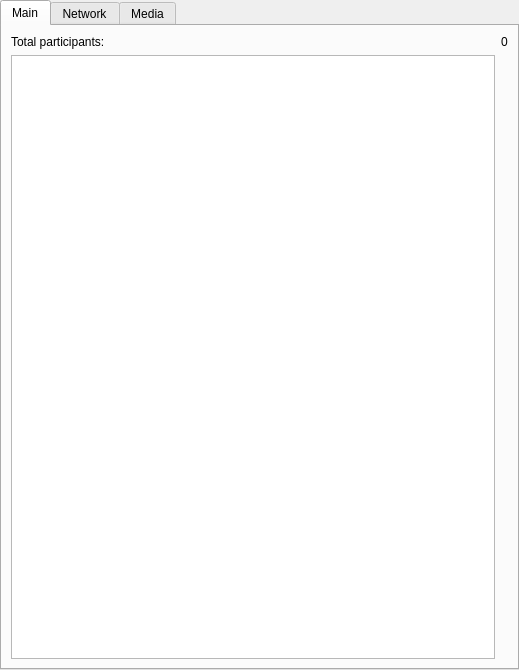
Qt form ui/statisticswindow.ui (ultravideo/uvgComm) before a commit.
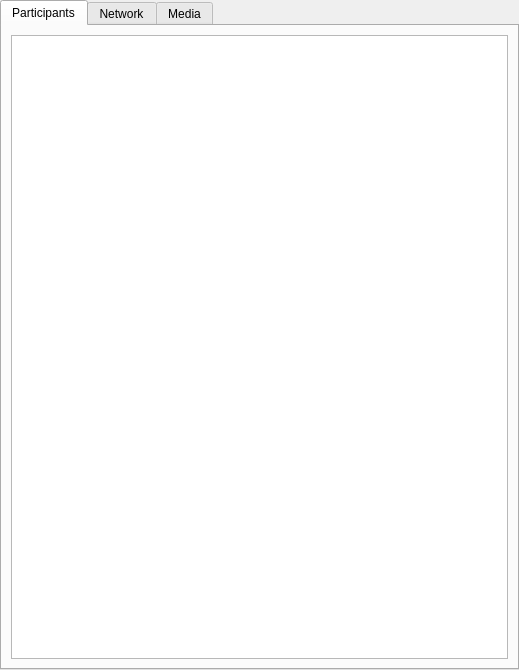
The same form after that commit.

Commit message: Participant list for statistics window.

Patch:
```diff
--- a/ui/statisticswindow.ui
+++ b/ui/statisticswindow.ui
@@ -36,43 +36,11 @@
      </property>
      <widget class="QWidget" name="Main">
       <attribute name="title">
-       <string>Main</string>
+       <string>Participants</string>
       </attribute>
       <layout class="QGridLayout" name="gridLayout_2">
-       <item row="0" column="1">
-        <widget class="QLabel" name="participant_value">
-         <property name="sizePolicy">
-          <sizepolicy hsizetype="Preferred" vsizetype="Maximum">
-           <horstretch>0</horstretch>
-           <verstretch>0</verstretch>
-          </sizepolicy>
-         </property>
-         <property name="text">
-          <string>0</string>
-         </property>
-        </widget>
-       </item>
        <item row="0" column="0">
-        <widget class="QLabel" name="total_partivipants">
-         <property name="sizePolicy">
-          <sizepolicy hsizetype="Preferred" vsizetype="Minimum">
-           <horstretch>0</horstretch>
-           <verstretch>0</verstretch>
-          </sizepolicy>
-         </property>
-         <property name="maximumSize">
-          <size>
-           <width>100</width>
-           <height>16777215</height>
-          </size>
-         </property>
-         <property name="text">
-          <string>Total participants:</string>
-         </property>
-        </widget>
-       </item>
-       <item row="1" column="0">
-        <widget class="QListView" name="participants_list"/>
+        <widget class="QTableWidget" name="participantTable"/>
        </item>
       </layout>
      </widget>
```
Left out of the diff: 2 changed lines with no effect on the pictures. The commit also changes 4 other files.
